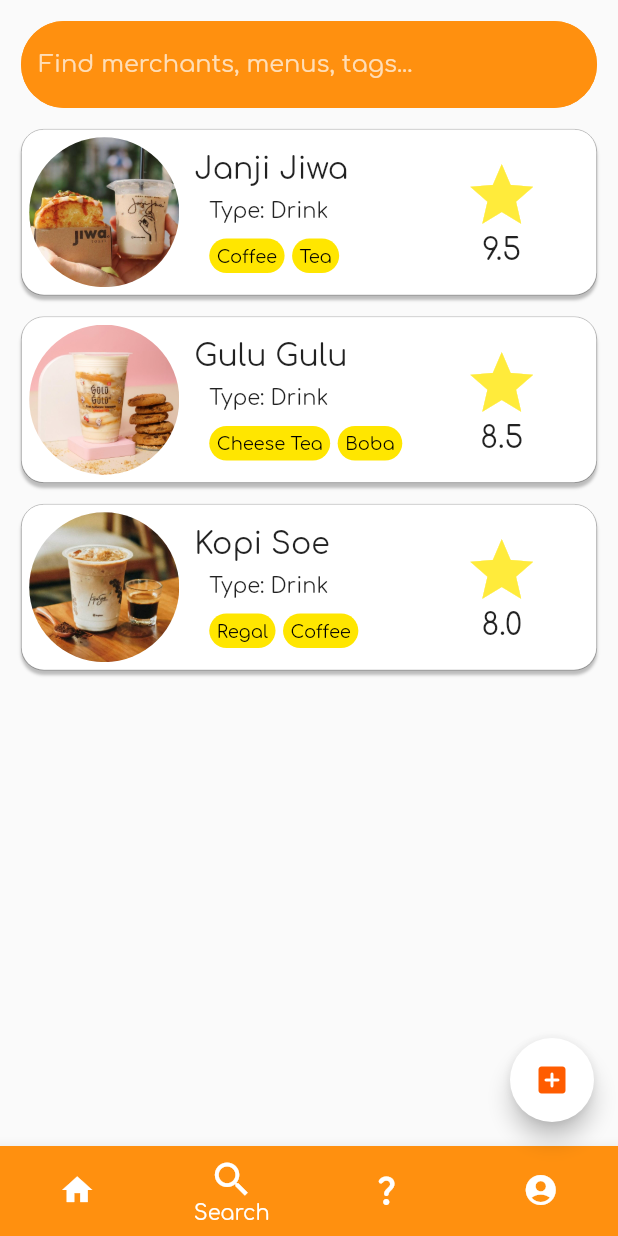
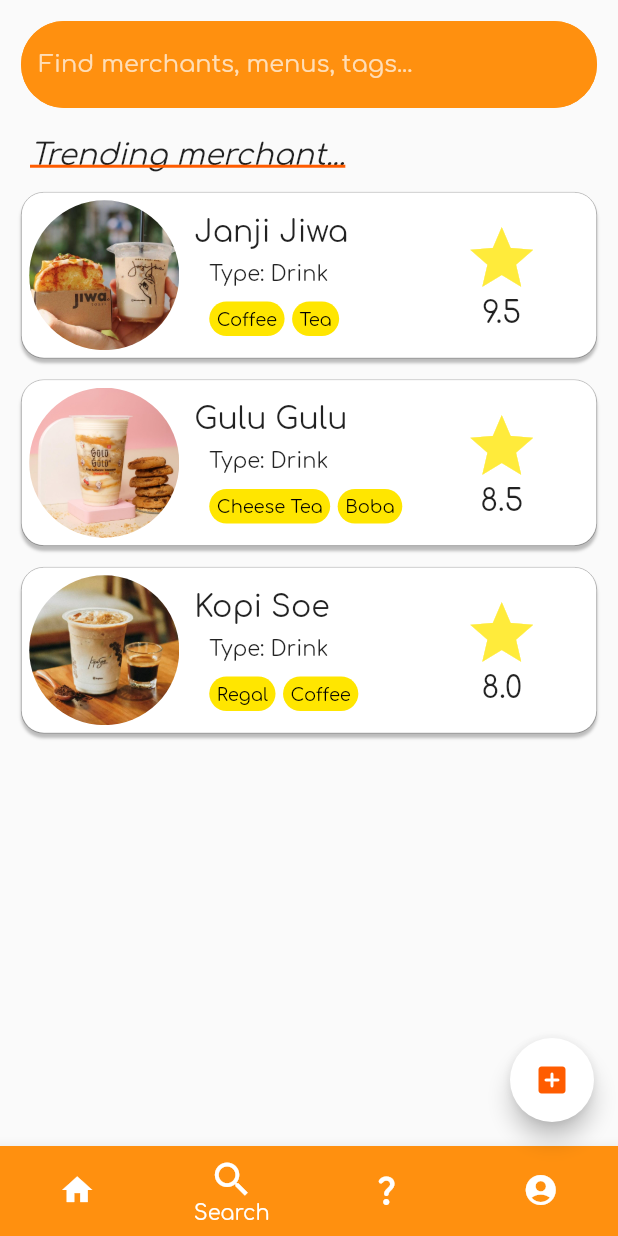
Before and after one commit to DhaniAM/Flutter_Locality_App, a Flutter app: the screen it shows after launch, item 2 of the bottom bar chosen, on a phone screen of 412 x 824 dp. Run offline on Flutter 3.47's test engine with Material 2 defaults, Android fonts, the phone set to English and light mode, and no system bars; our stand-ins replace get.

Commit message:
added title to search screen

```diff
--- a/lib/main_app.dart
+++ b/lib/main_app.dart
@@ -1,5 +1,4 @@
 import 'package:flutter/material.dart';
-import 'package:flutter_project_2/main.dart';
 import 'package:flutter_project_2/screen/account_screen.dart';
 import 'package:flutter_project_2/screen/home_screen.dart';
 import 'package:flutter_project_2/screen/random_screen.dart';
--- a/lib/screen/search_screen.dart
+++ b/lib/screen/search_screen.dart
@@ -1,5 +1,6 @@
 import 'package:flutter/material.dart';
 import 'package:flutter_project_2/merchant_data.dart';
+import 'package:flutter_project_2/state/getx.dart';
 import 'package:flutter_project_2/widget/merchant_card.dart';
 
 class SearchScreen extends StatelessWidget {
@@ -41,6 +42,18 @@
             ),
           ),
         ),
+        const Padding(
+          padding: EdgeInsets.only(top: 20.0, left: 20),
+          child: Text(
+            'Trending merchant...',
+            style: TextStyle(
+                fontSize: 20,
+                fontStyle: FontStyle.italic,
+                decoration: TextDecoration.underline,
+                decorationColor: Color.fromRGBO(255, 92, 0, 1),
+                decorationThickness: 2),
+          ),
+        ),
         Column(
           children: <Widget>[
             MerchantCard(
```
